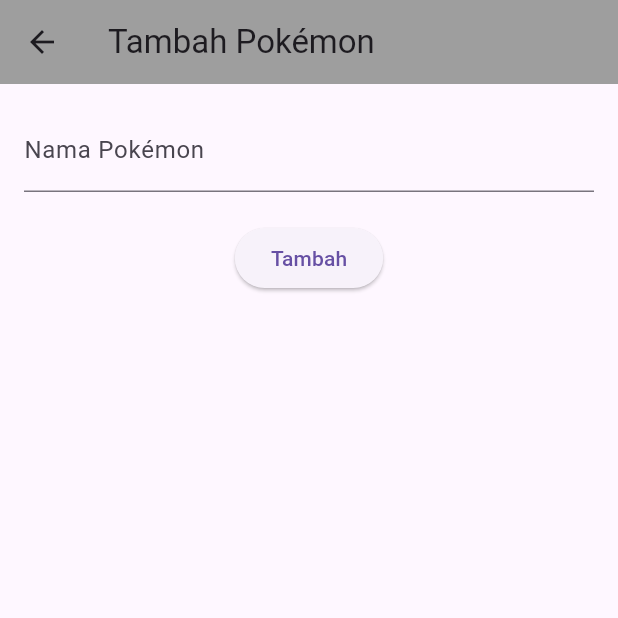
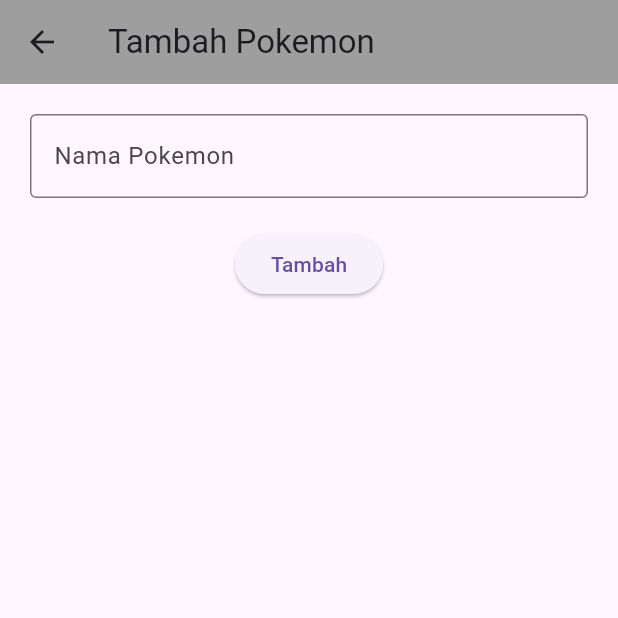
Before and after one commit to mamamia0001/uas2025, a Flutter app: the screen it shows after launch, after a tap on the "add" icon, on a phone screen of 412 x 824 dp, the top half of it. Run offline on Flutter 3.47's test engine with Material 3 defaults, Android fonts, the phone set to English and light mode, and no system bars; network calls fail.

Commit message:
Build 1.1 "Adding Design"

```diff
--- a/lib/EditPokemon.dart
+++ b/lib/EditPokemon.dart
@@ -11,25 +11,26 @@
   Widget build(BuildContext context) {
     return Scaffold(
       appBar: AppBar(
-        title: Text('Edit Pokémon'),
+        title: const Text('Edit Pokemon'),
         backgroundColor: Colors.grey,
       ),
       body: Padding(
-        padding: const EdgeInsets.all(16.0),
+        padding: const EdgeInsets.all(20.0),
         child: Column(
           children: [
             TextField(
               controller: _controller,
-              decoration: InputDecoration(labelText: 'Nama Pokémon'),
+              decoration: const InputDecoration(
+                labelText: 'Nama Pokemon Baru',
+                border: OutlineInputBorder(),
+              ),
             ),
-            SizedBox(height: 20),
+            const SizedBox(height: 20),
             ElevatedButton(
               onPressed: () {
-                if (_controller.text.isNotEmpty) {
-                  Navigator.pop(context, _controller.text);
-                }
+                Navigator.pop(context, _controller.text);
               },
-              child: Text('Simpan'),
+              child: const Text('Simpan'),
             ),
           ],
         ),
--- a/lib/TambahPokemon.dart
+++ b/lib/TambahPokemon.dart
@@ -7,25 +7,26 @@
   Widget build(BuildContext context) {
     return Scaffold(
       appBar: AppBar(
-        title: Text('Tambah Pokémon'),
+        title: const Text('Tambah Pokemon'),
         backgroundColor: Colors.grey,
       ),
       body: Padding(
-        padding: const EdgeInsets.all(16.0),
+        padding: const EdgeInsets.all(20.0),
         child: Column(
           children: [
             TextField(
               controller: _controller,
-              decoration: InputDecoration(labelText: 'Nama Pokémon'),
+              decoration: const InputDecoration(
+                labelText: 'Nama Pokemon',
+                border: OutlineInputBorder(),
+              ),
             ),
-            SizedBox(height: 20),
+            const SizedBox(height: 20),
             ElevatedButton(
               onPressed: () {
-                if (_controller.text.isNotEmpty) {
-                  Navigator.pop(context, _controller.text);
-                }
+                Navigator.pop(context, _controller.text);
               },
-              child: Text('Tambah'),
+              child: const Text('Tambah'),
             ),
           ],
         ),
--- a/lib/main.dart
+++ b/lib/main.dart
@@ -9,8 +9,6 @@
 }
 
 class MyApp extends StatelessWidget {
-  const MyApp({super.key});
-
   @override
   Widget build(BuildContext context) {
     return MaterialApp(
@@ -24,8 +22,6 @@
 }
 
 class PokemonListPage extends StatefulWidget {
-  const PokemonListPage({super.key});
-
   @override
   _PokemonListPageState createState() => _PokemonListPageState();
 }
@@ -40,7 +36,7 @@
   }
 
   Future<void> fetchPokemonList() async {
-    final response = await http.get(Uri.parse('https://pokeapi.co/api/v2/pokemon'));
+    final response = await http.get(Uri.parse('https://pokeapi.co/api/v2/pokemon?limit=10'));
 
     if (response.statusCode == 200) {
       final data = json.decode(response.body);
@@ -77,7 +73,24 @@
         title: const Text('Pokemon List'),
         backgroundColor: Colors.grey,
       ),
-      body: ListView.builder(
+      body: Center(
+        child: Container(
+          margin: const EdgeInsets.symmetric(vertical: 20, horizontal: 20),
+          padding: const EdgeInsets.all(10),
+          decoration: BoxDecoration(
+            color: Colors.white,
+            borderRadius: BorderRadius.circular(10),
+            boxShadow: [
+              BoxShadow(
+                color: Colors.grey.withOpacity(0.5),
+                spreadRadius: 5,
+                blurRadius: 7,
+                offset: const Offset(0, 3),
+              ),
+            ],
+          ),
+          child: ListView.builder(
+            shrinkWrap: true,
             itemCount: _pokemonList.length,
             itemBuilder: (context, index) {
               return ListTile(
@@ -110,6 +123,8 @@
               );
             },
           ),
+        ),
+      ),
       floatingActionButton: FloatingActionButton(
         child: const Icon(Icons.add),
         onPressed: () async {
```
Also changed, not shown: 1 other file. Lines whose indentation alone changed are shown as unchanged.
